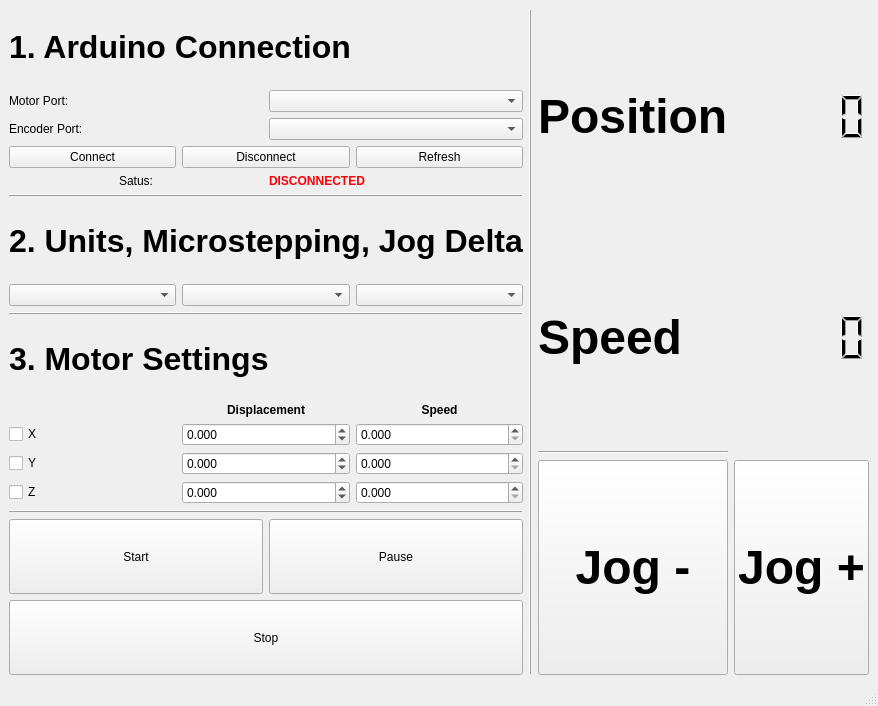
Before: the Qt Designer form src/GUI/pegasus_window.ui in pachterlab/pegasus, drawn with Qt 5.
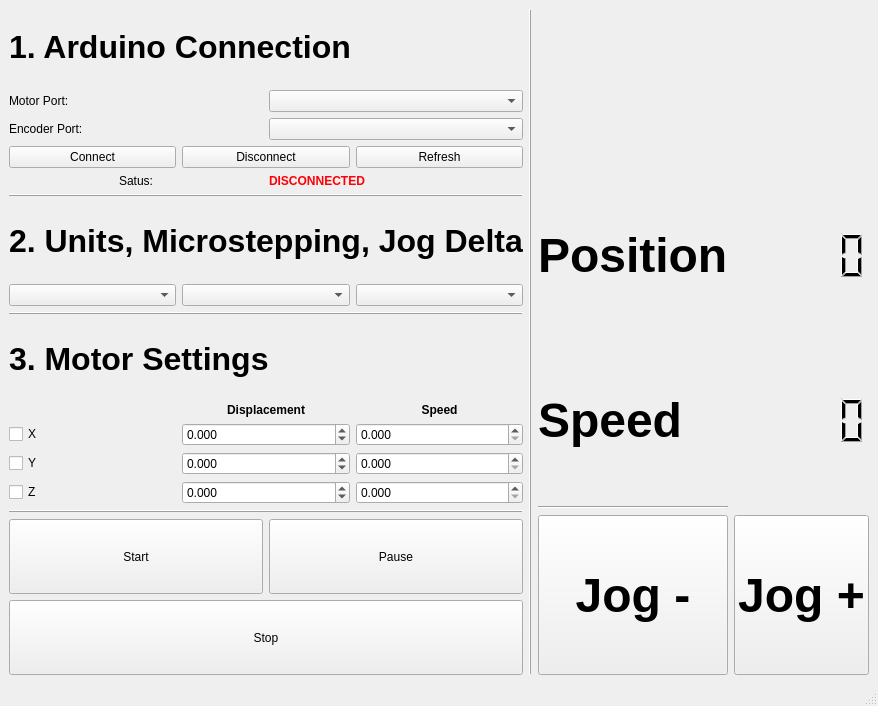
After: the same form once the commit is applied. Custom widgets are drawn as their Qt base class.

Commit message: Improved GUI incorporated Encoder Feedback for one Encoder. Can plot displacement and speed on the GUI.

What changed in the file:
```diff
--- a/src/GUI/pegasus_window.ui
+++ b/src/GUI/pegasus_window.ui
@@ -21,72 +21,7 @@
        <layout class="QHBoxLayout" name="horizontalLayout">
         <item>
          <layout class="QGridLayout" name="gridLayout_3">
-          <item row="1" column="2">
-           <widget class="QLCDNumber" name="speed_LCD_NUM">
-            <property name="frameShadow">
-             <enum>QFrame::Raised</enum>
-            </property>
-            <property name="lineWidth">
-             <number>0</number>
-            </property>
-           </widget>
-          </item>
-          <item row="0" column="0">
-           <widget class="QLabel" name="label_4">
-            <property name="font">
-             <font>
-              <pointsize>36</pointsize>
-              <weight>75</weight>
-              <bold>true</bold>
-             </font>
-            </property>
-            <property name="text">
-             <string>Position</string>
-            </property>
-           </widget>
-          </item>
-          <item row="1" column="0">
-           <widget class="QLabel" name="label_7">
-            <property name="font">
-             <font>
-              <pointsize>36</pointsize>
-              <weight>75</weight>
-              <bold>true</bold>
-             </font>
-            </property>
-            <property name="text">
-             <string>Speed</string>
-            </property>
-           </widget>
-          </item>
-          <item row="3" column="2">
-           <widget class="QPushButton" name="jog_plus_BUTTON">
-            <property name="sizePolicy">
-             <sizepolicy hsizetype="Minimum" vsizetype="Minimum">
-              <horstretch>0</horstretch>
-              <verstretch>0</verstretch>
-             </sizepolicy>
-            </property>
-            <property name="font">
-             <font>
-              <pointsize>36</pointsize>
-              <weight>75</weight>
-              <italic>false</italic>
-              <bold>true</bold>
-             </font>
-            </property>
-            <property name="text">
-             <string>Jog +</string>
-            </property>
-            <property name="autoDefault">
-             <bool>false</bool>
-            </property>
-            <property name="default">
-             <bool>false</bool>
-            </property>
-           </widget>
-          </item>
-          <item row="3" column="0">
+          <item row="5" column="0">
            <widget class="QPushButton" name="jog_minus_BUTTON">
             <property name="sizePolicy">
              <sizepolicy hsizetype="Minimum" vsizetype="Minimum">
@@ -113,20 +48,91 @@
             </property>
            </widget>
           </item>
-          <item row="0" column="2">
-           <widget class="QLCDNumber" name="position_LCD_NUM">
-            <property name="lineWidth">
-             <number>0</number>
-            </property>
-           </widget>
-          </item>
-          <item row="2" column="0">
+          <item row="4" column="0">
            <widget class="Line" name="line_5">
             <property name="orientation">
              <enum>Qt::Horizontal</enum>
             </property>
            </widget>
           </item>
+          <item row="5" column="2">
+           <widget class="QPushButton" name="jog_plus_BUTTON">
+            <property name="sizePolicy">
+             <sizepolicy hsizetype="Minimum" vsizetype="Minimum">
+              <horstretch>0</horstretch>
+              <verstretch>0</verstretch>
+             </sizepolicy>
+            </property>
+            <property name="font">
+             <font>
+              <pointsize>36</pointsize>
+              <weight>75</weight>
+              <italic>false</italic>
+              <bold>true</bold>
+             </font>
+            </property>
+            <property name="text">
+             <string>Jog +</string>
+            </property>
+            <property name="autoDefault">
+             <bool>false</bool>
+            </property>
+            <property name="default">
+             <bool>false</bool>
+            </property>
+           </widget>
+          </item>
+          <item row="1" column="0">
+           <widget class="QLabel" name="label_4">
+            <property name="font">
+             <font>
+              <pointsize>36</pointsize>
+              <weight>75</weight>
+              <bold>true</bold>
+             </font>
+            </property>
+            <property name="text">
+             <string>Position</string>
+            </property>
+           </widget>
+          </item>
+          <item row="3" column="0">
+           <widget class="QLabel" name="label_7">
+            <property name="font">
+             <font>
+              <pointsize>36</pointsize>
+              <weight>75</weight>
+              <bold>true</bold>
+             </font>
+            </property>
+            <property name="text">
+             <string>Speed</string>
+            </property>
+           </widget>
+          </item>
+          <item row="3" column="2">
+           <widget class="QLCDNumber" name="speed_LCD_NUM">
+            <property name="frameShadow">
+             <enum>QFrame::Raised</enum>
+            </property>
+            <property name="lineWidth">
+             <number>0</number>
+            </property>
+           </widget>
+          </item>
+          <item row="0" column="0">
+           <widget class="CustomWidget" name="displacement_WIDGET" native="true"/>
+          </item>
+          <item row="1" column="2">
+           <widget class="QLCDNumber" name="position_LCD_NUM">
+            <property name="lineWidth">
+             <number>0</number>
+            </property>
+           </widget>
+          </item>
+          <item row="0" column="2">
+           <widget class="CustomWidget" name="speed_WIDGET" native="true"/>
+          </item>
          </layout>
         </item>
        </layout>
@@ -534,6 +540,14 @@
   </widget>
   <widget class="QStatusBar" name="statusbar"/>
  </widget>
+ <customwidgets>
+  <customwidget>
+   <class>CustomWidget</class>
+   <extends>QWidget</extends>
+   <header>Plotter.h</header>
+   <container>1</container>
+  </customwidget>
+ </customwidgets>
  <resources/>
  <connections/>
 </ui>
```
The commit also changes 7 other files.
